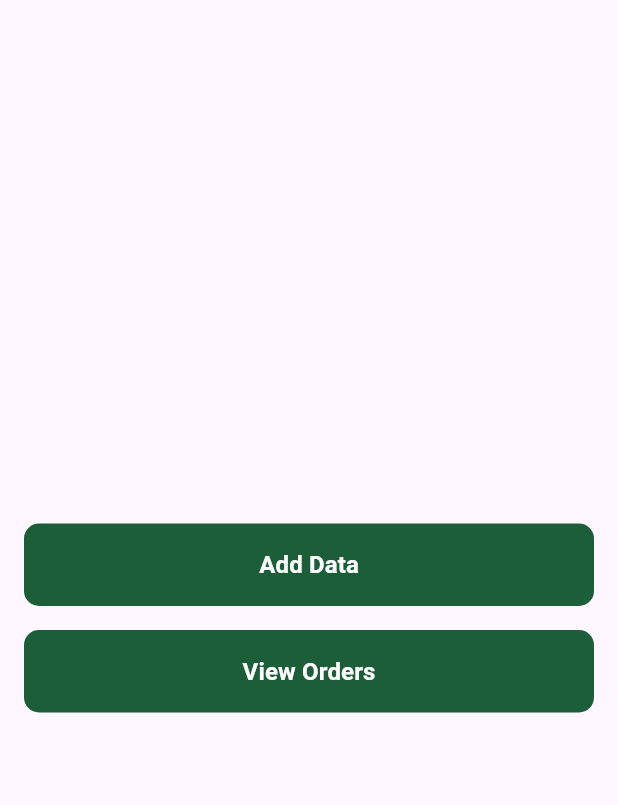
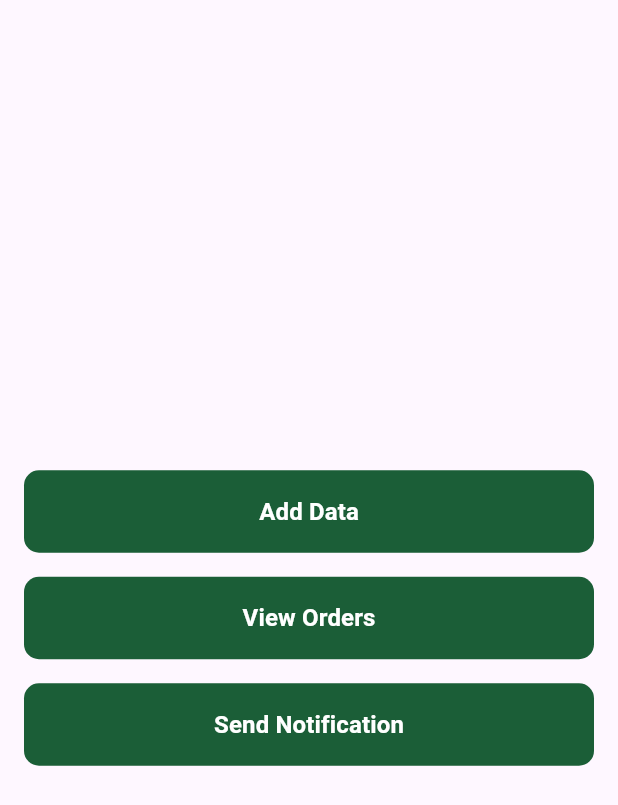
Before and after one commit to esam12/Fruits_Dashboard_Admin_Panel, a Flutter app: the screen it shows after launch, on a phone screen of 412 x 824 dp. Shown: the top 805 px of the screen. Run offline on Flutter 3.47's test engine with Material 3 defaults, Android fonts, the phone set to English and light mode, and no system bars; our stand-ins replace bloc, cached_network_image, cloud_firestore, dartz, firebase_core, firebase_storage and 7 more; missing offline and left inert: svg_flutter; accounts and stored records are empty; statements that could not run were skipped.

Commit message:
feat: add Send Notification button to dashboard

```diff
--- a/lib/features/dashboard/views/widgets/dashboard_view_body.dart
+++ b/lib/features/dashboard/views/widgets/dashboard_view_body.dart
@@ -2,6 +2,7 @@ import 'package:flutter/material.dart';
 import 'package:fruits_hub_admin/core/utils/constants/sizes.dart';
 import 'package:fruits_hub_admin/core/widgets/custom_button.dart';
 import 'package:fruits_hub_admin/features/add_product/presentation/views/add_product_view.dart';
+import 'package:fruits_hub_admin/features/notification/presentation/views/notification_view.dart';
 import 'package:fruits_hub_admin/features/orders/presentation/views/orders_view.dart';
 
 class DashboardViewBody extends StatelessWidget {
@@ -27,6 +28,13 @@ class DashboardViewBody extends StatelessWidget {
             },
             text: 'View Orders',
           ),
+          const SizedBox(height: Sizes.md),
+          CustomButton(
+            onPressed: () {
+              Navigator.pushNamed(context, NotificationView.routeName);
+            },
+            text: 'Send Notification',
+          ),
         ],
       ),
     );
```
